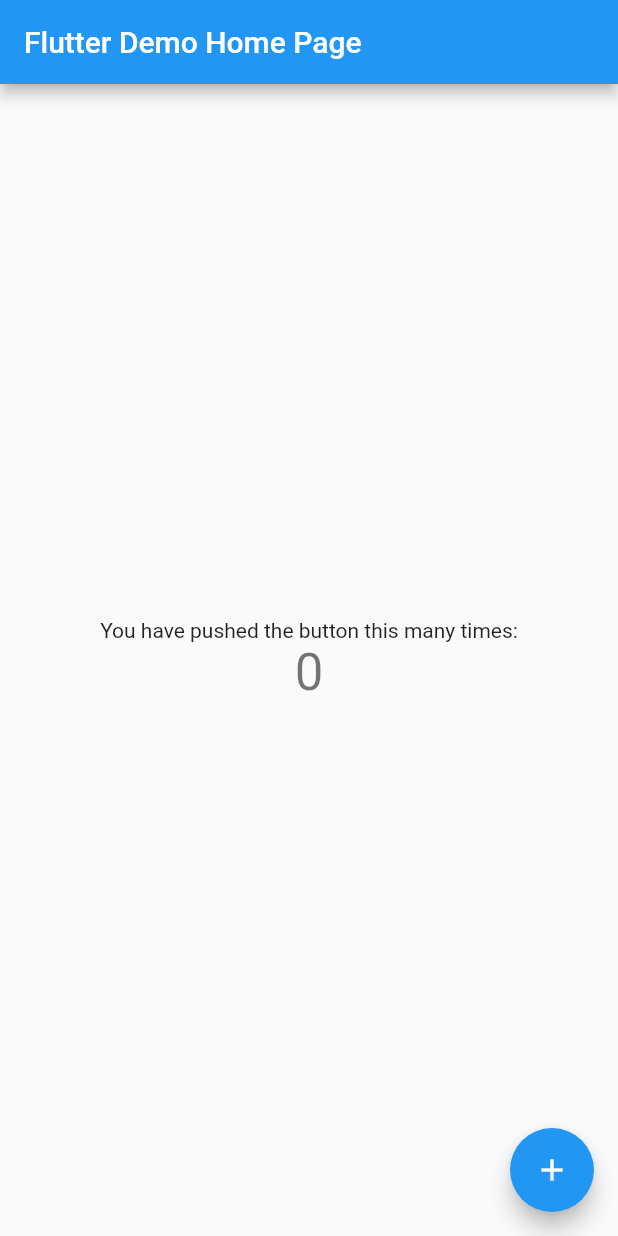
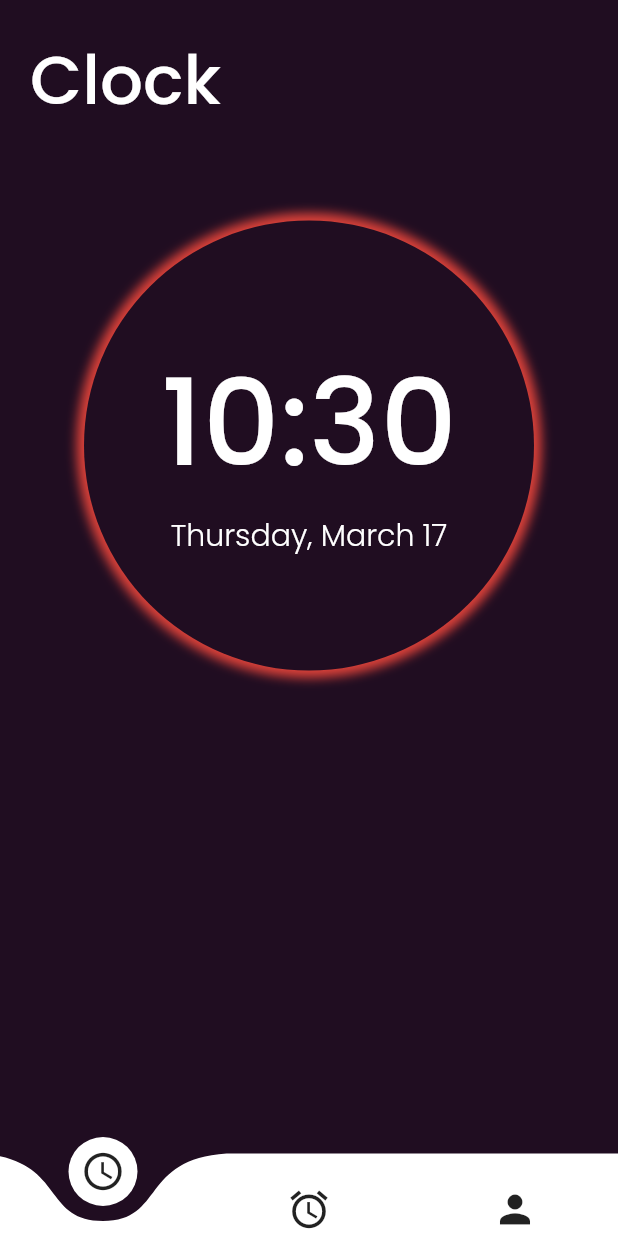
Before and after one commit to ryanmlk/crazy_alarm, a Flutter app: the screen it shows after launch, on a phone screen of 412 x 824 dp. Run offline on Flutter 3.47's test engine with Material 2 defaults, Android fonts, the phone set to English and light mode, and no system bars; drawn by our look-alikes of curved_navigation_bar; our stand-ins replace google_fonts.

Commit message:
Added Clock Screen, and skeleton for Alarm List, Profile Screen

```diff
--- /dev/null
+++ b/crazy_alarm_app/lib/constants/themes.dart
@@ -0,0 +1,35 @@
+import 'package:flutter/material.dart';
+
+class CustomColors{
+  static Color primaryTextColor = const Color(0xFFFFFFFF); //Colors.white;
+  static Color dividerColor = Colors.white54;
+  static Color pageBackgroundColor = const Color(0xFF2D2F41);
+  static Color navBackgroundColor = const Color(0x9D2D2F41);
+  static Color menuBackgroundColor = const Color(0xFF242634);
+  static Color accentColor = const Color(0xFFC279FB);
+
+  static Color clockBG = const Color(0x00CDD1D1); // Color(0xFF444974);
+  static Color clockOutline = const Color(0x00CDD1D1);
+  static Color secHandColor = Colors.orange[300]!;
+  static Color minHandStatColor = const Color(0xFF748EF6);
+  static Color minHandEndColor =const  Color(0xFF77DDFF);
+  static Color hourHandStatColor = const Color(0xFFC279FB);
+  static Color hourHandEndColor = const Color(0xFFEA74AB);
+
+  static Color sdTextPrimaryColor = const Color(0xFF000000);
+  static Color sdTextSecondaryColor = const Color(0xFF4D4C4C);
+
+  static Color sdPrimaryColor = const Color(0xFF393F74);
+  static Color sdPrimaryColorLight = const Color(0xFF6679CC);
+  static Color sdPrimaryBgLightColor = const Color(0xFFDB4139);
+  static Color sdSecondaryColorRed = const Color(0xFFFF5C5C);
+  static Color sdSecondaryColorYellow = const Color(0xFFFFA635);
+  static Color sdSecondaryColorGreen = const Color(0xFF5DE094);
+  static Color sdIconColor = const Color(0xFFA6A7AA);
+  static Color sdSmokeColorLight = const Color(0xFFE8EAEE);
+  static Color sdSmokeColor = const Color(0xFFCDD1D1);
+  static Color sdShadowColor = const Color(0x95E9EBF0);
+  static Color sdShadowDarkColor = const Color(0x95A3A3A5);
+  static Color sdAppBackgroundColor = const Color(0xFF200D21);
+  static Color sdTransparentColor = const Color(0X00FFFFFF);
+}
--- a/crazy_alarm_app/lib/main.dart
+++ b/crazy_alarm_app/lib/main.dart
@@ -1,3 +1,4 @@
+import 'package:crazy_alarm_app/screens/main_screen.dart';
 import 'package:flutter/material.dart';
 
 void main() {
@@ -6,110 +7,17 @@
 
 class MyApp extends StatelessWidget {
   const MyApp({Key? key}) : super(key: key);
-
-  // This widget is the root of your application.
   @override
   Widget build(BuildContext context) {
     return MaterialApp(
-      title: 'Flutter Demo',
-      theme: ThemeData(
-        // This is the theme of your application.
-        //
-        // Try running your application with "flutter run". You'll see the
-        // application has a blue toolbar. Then, without quitting the app, try
-        // changing the primarySwatch below to Colors.green and then invoke
-        // "hot reload" (press "r" in the console where you ran "flutter run",
-        // or simply save your changes to "hot reload" in a Flutter IDE).
-        // Notice that the counter didn't reset back to zero; the application
-        // is not restarted.
-        primarySwatch: Colors.blue,
-      ),
-      home: const MyHomePage(title: 'Flutter Demo Home Page'),
+        title: 'Flutter Demo',
+        theme: ThemeData(
+          primarySwatch: Colors.blue,
+        ),
+        initialRoute: MainScreen.routeName,
+        routes: {
+            MainScreen.routeName: (context) => const MainScreen(),
+        },
     );
   }
 }
-
-class MyHomePage extends StatefulWidget {
-  const MyHomePage({Key? key, required this.title}) : super(key: key);
-
-  // This widget is the home page of your application. It is stateful, meaning
-  // that it has a State object (defined below) that contains fields that affect
-  // how it looks.
-
-  // This class is the configuration for the state. It holds the values (in this
-  // case the title) provided by the parent (in this case the App widget) and
-  // used by the build method of the State. Fields in a Widget subclass are
-  // always marked "final".
-
-  final String title;
-
-  @override
-  State<MyHomePage> createState() => _MyHomePageState();
-}
-
-class _MyHomePageState extends State<MyHomePage> {
-  int _counter = 0;
-
-  void _incrementCounter() {
-    setState(() {
-      // This call to setState tells the Flutter framework that something has
-      // changed in this State, which causes it to rerun the build method below
-      // so that the display can reflect the updated values. If we changed
-      // _counter without calling setState(), then the build method would not be
-      // called again, and so nothing would appear to happen.
-      _counter++;
-    });
-  }
-
-  @override
-  Widget build(BuildContext context) {
-    // This method is rerun every time setState is called, for instance as done
-    // by the _incrementCounter method above.
-    //
-    // The Flutter framework has been optimized to make rerunning build methods
-    // fast, so that you can just rebuild anything that needs updating rather
-    // than having to individually change instances of widgets.
-    return Scaffold(
-      appBar: AppBar(
-        // Here we take the value from the MyHomePage object that was created by
-        // the App.build method, and use it to set our appbar title.
-        title: Text(widget.title),
-      ),
-      body: Center(
-        // Center is a layout widget. It takes a single child and positions it
-        // in the middle of the parent.
-        child: Column(
-          // Column is also a layout widget. It takes a list of children and
-          // arranges them vertically. By default, it sizes itself to fit its
-          // children horizontally, and tries to be as tall as its parent.
-          //
-          // Invoke "debug painting" (press "p" in the console, choose the
-          // "Toggle Debug Paint" action from the Flutter Inspector in Android
-          // Studio, or the "Toggle Debug Paint" command in Visual Studio Code)
-          // to see the wireframe for each widget.
-          //
-          // Column has various properties to control how it sizes itself and
-          // how it positions its children. Here we use mainAxisAlignment to
-          // center the children vertically; the main axis here is the vertical
-          // axis because Columns are vertical (the cross axis would be
-          // horizontal).
-          mainAxisAlignment: MainAxisAlignment.center,
-          children: <Widget>[
-            const Text(
-              'You have pushed the button this many times:',
-            ),
-            Text(
-              '$_counter',
-              style: Theme.of(context).textTheme.headline4,
-            ),
-          ],
-        ),
-      ),
-      floatingActionButton: FloatingActionButton(
-        onPressed: _incrementCounter,
-        tooltip: 'Increment',
-        child: const Icon(Icons.add),
-      ), // This trailing comma makes auto-formatting nicer for build methods.
-    );
-  }
-}
--- /dev/null
+++ b/crazy_alarm_app/lib/screens/clock_screen.dart
@@ -0,0 +1,72 @@
+import 'package:flutter/material.dart';
+import 'package:google_fonts/google_fonts.dart';
+import 'package:intl/intl.dart';
+import 'package:crazy_alarm_app/constants/themes.dart';
+
+class ClockScreen extends StatelessWidget {
+  const ClockScreen({ Key? key }) : super(key: key);
+
+  @override
+  Widget build(BuildContext context) {
+    final now = DateTime.now();
+    final time = DateFormat('Hm');
+    final day = DateFormat('MMMMEEEEd');
+
+    return Padding(
+          padding: const EdgeInsets.all(20.0),
+          child: Column(
+            crossAxisAlignment: CrossAxisAlignment.start,
+            children: <Widget>[
+              Text(
+                'Clock',
+                style: GoogleFonts.poppins(
+                  textStyle: TextStyle(
+                    color: CustomColors.primaryTextColor,fontSize: 45, fontWeight: FontWeight.w500
+                  )
+                )
+              ),
+              const SizedBox(height: 60),
+              Center(
+                child: Container(
+                  height: 300,
+                  width: 300,
+                  decoration: BoxDecoration(
+                    color: CustomColors.sdAppBackgroundColor,
+                    shape: BoxShape.circle,
+                    boxShadow: [
+                      BoxShadow(
+                        color: CustomColors.sdPrimaryBgLightColor,
+                        blurRadius: 5.0,
+                        spreadRadius: 5.0
+                      ),
+                    ]
+                  ),
+                  child: Column(
+                    mainAxisAlignment: MainAxisAlignment.center,
+                    crossAxisAlignment: CrossAxisAlignment.center,
+                    children: <Widget> [
+                      Text(
+                        time.format(now),
+                        style: GoogleFonts.poppins(
+                          textStyle: TextStyle(
+                            color: CustomColors.primaryTextColor,fontSize: 80, fontWeight: FontWeight.w500
+                          )
+                        ),
+                      ),
+                      Text(
+                        day.format(now),
+                        style: GoogleFonts.poppins(
+                          textStyle: TextStyle(
+                            color: CustomColors.primaryTextColor,fontSize: 20, fontWeight: FontWeight.w300
+                          )
+                        ),
+                      ),
+                    ],
+                  ),
+                ),
+              ),
+            ]
+          ),
+        );
+  }
+}
--- /dev/null
+++ b/crazy_alarm_app/lib/screens/main_screen.dart
@@ -0,0 +1,53 @@
+import 'package:crazy_alarm_app/constants/themes.dart';
+import 'package:crazy_alarm_app/screens/alarm_list_screen.dart';
+import 'package:crazy_alarm_app/screens/alarm_screen.dart';
+import 'package:crazy_alarm_app/screens/clock_screen.dart';
+import 'package:crazy_alarm_app/screens/profile_screen.dart';
+import 'package:curved_navigation_bar/curved_navigation_bar.dart';
+import 'package:flutter/material.dart';
+import 'package:google_fonts/google_fonts.dart';
+import 'package:intl/intl.dart';
+
+class MainScreen extends StatefulWidget {
+  const MainScreen({ Key? key }) : super(key: key);
+  static String routeName = '/';
+
+  @override
+  State<MainScreen> createState() => _MainScreenState();
+}
+
+class _MainScreenState extends State<MainScreen> {
+
+  int index = 0;
+
+  @override
+  Widget build(BuildContext context) {
+    final now = DateTime.now();
+    final time = DateFormat('Hm');
+    final day = DateFormat('MMMMEEEEd');
+    final items = <Widget> [
+      const Icon(Icons.access_time, size: 30),
+      const Icon(Icons.alarm, size: 30),
+      const Icon(Icons.person, size: 30)
+    ];
+    final screens = [
+      ClockScreen(),
+      AlarmListScreen(),
+      ProfileScreen()
+    ];
+
+    return SafeArea(
+      child: Scaffold(
+        backgroundColor: CustomColors.sdAppBackgroundColor,
+        body: screens[index],
+        bottomNavigationBar: CurvedNavigationBar(
+          index: index,
+          backgroundColor: Colors.transparent,
+          height: 55,
+          items: items,
+          onTap: (index) => setState(() => this.index = index),
+        )
+      ),
+    );
+  }
+}
```
Also changed, not shown: crazy_alarm_app/lib/screens/alarm_list_screen.dart (added, +22 -0 lines), crazy_alarm_app/lib/screens/alarm_screen.dart (added, +88 -0 lines), crazy_alarm_app/lib/screens/profile_screen.dart (added, +22 -0 lines), crazy_alarm_app/pubspec.yaml (+5 -9 lines), crazy_alarm_app/pubspec.lock.
